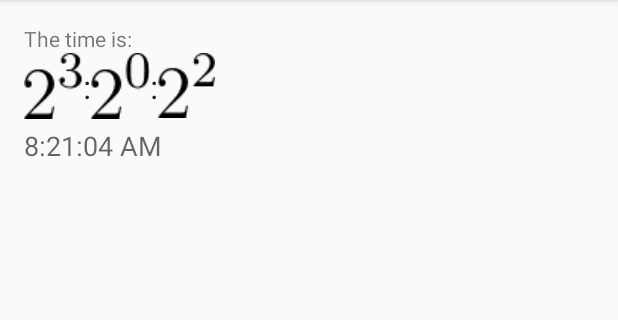
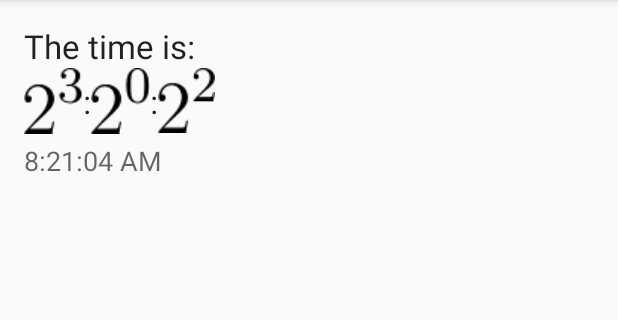
Before and after one commit to fodpeter/MathClock, an Android app: the screen it shows after launch (MainActivity), on a phone screen of 412 x 824 dp, the part 84-404 px from its top. Run offline under Robolectric (Android 15) with nearby library versions, the phone set to English and light mode, and no system bars.

Commit message:
larger title

```diff
--- a/app/src/main/res/layout/content_main.xml
+++ b/app/src/main/res/layout/content_main.xml
@@ -15,6 +15,7 @@
     <TextView
         android:layout_width="wrap_content"
         android:layout_height="wrap_content"
+        android:textAppearance="?android:attr/textAppearanceLarge"
         android:text="@string/title"
         android:id="@+id/titleText" />
 
```
